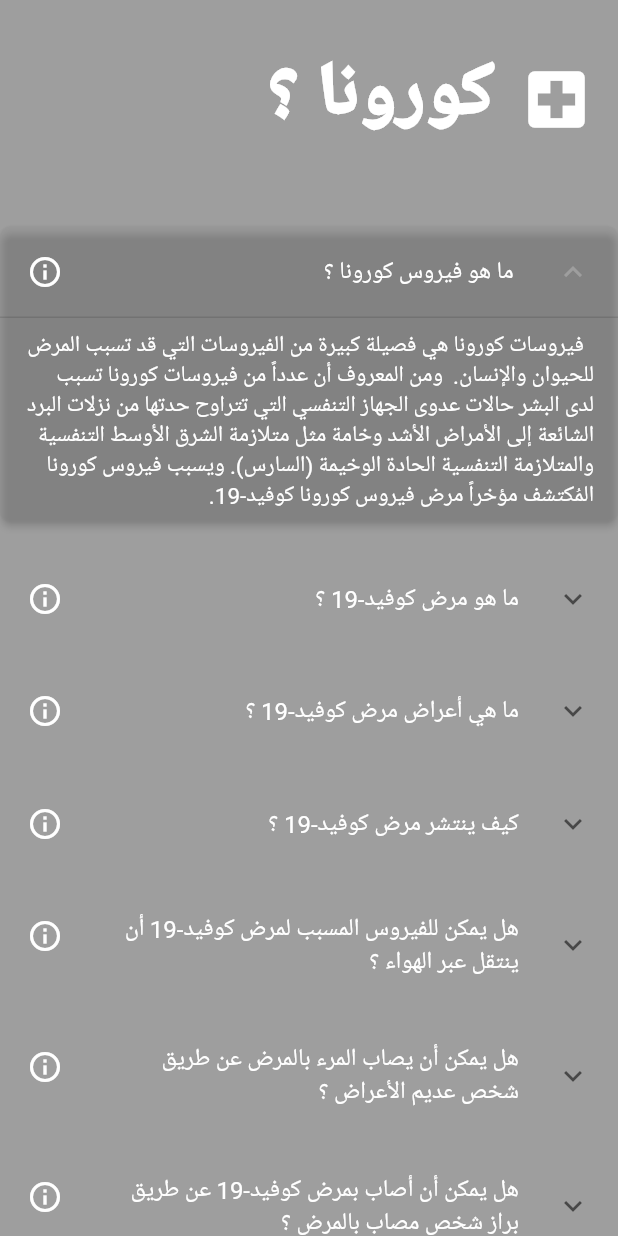
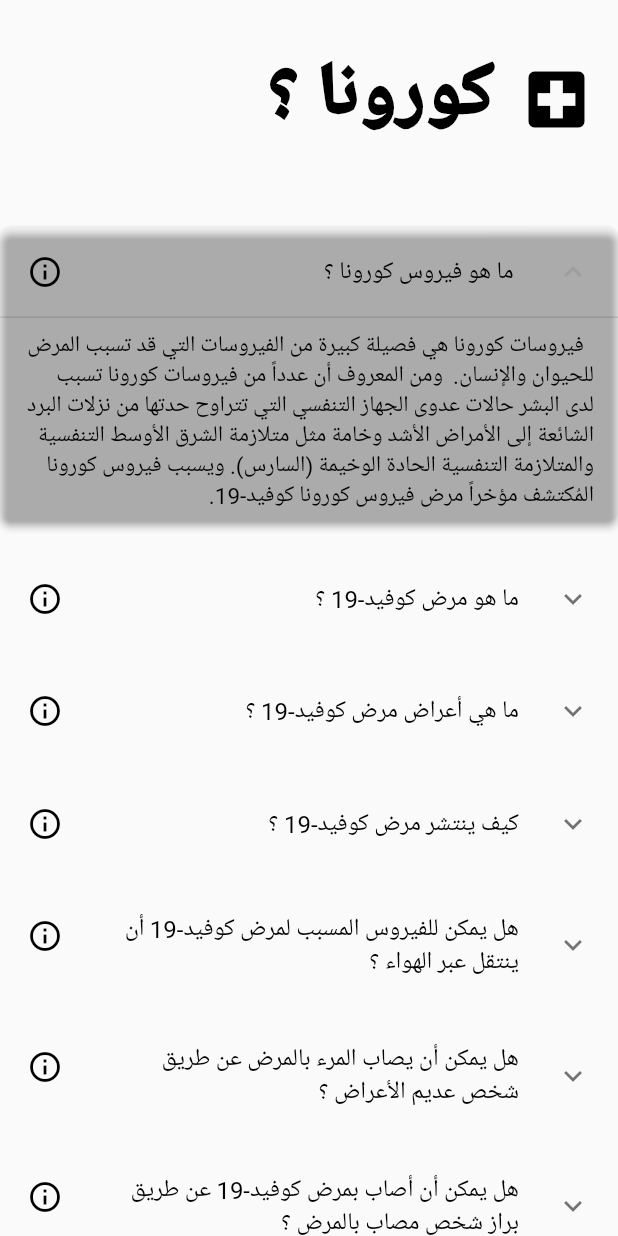
Before and after one commit to JoDeveloper/covid-19-sd, a Flutter app: the Questions screen opened directly, after a tap on "ما هو فيروس كورونا ؟", on a phone screen of 412 x 824 dp. Run offline on Flutter 3.47's test engine with Material 2 defaults, Android fonts, the phone set to English and light mode, and no system bars; drawn by our look-alikes of expansion_tile_card; our stand-ins replace carousel_slider, curved_navigation_bar, flutter_spinkit, flutter_vector_icons, google_fonts, pie_chart and 2 more; missing offline and left inert: responsive_screen, undraw; network calls fail; Roboto replaces fonts that are missing (Tajawal).

```diff
--- a/lib/main.dart
+++ b/lib/main.dart
@@ -108,9 +108,9 @@ class _MyHomePageState extends State<MyHomePage> {
             color: Colors.black,
           ),
         ],
-        color: Colors.white,
-        buttonBackgroundColor: Colors.white,
-        backgroundColor: Colors.grey,
+        color: Colors.transparent.withGreen(10),
+        buttonBackgroundColor: Colors.transparent.withGreen(10),
+        backgroundColor: Colors.transparent.withGreen(10),
         animationCurve: Curves.easeInOut,
         animationDuration: Duration(milliseconds: 400),
         onTap: (int index) {
--- a/lib/screens/questions.dart
+++ b/lib/screens/questions.dart
@@ -10,7 +10,7 @@ class Questions extends StatelessWidget {
       body: Stack(
         children: <Widget>[
           Container(
-            color: Colors.grey,
+            color: Colors.transparent,
           ),
           ListView.builder(
               itemCount: questions.length,
--- a/lib/utils/covidData.dart
+++ b/lib/utils/covidData.dart
@@ -27,7 +27,7 @@ var questions = [
       child: Text(
         "كورونا ؟",
         style: TextStyle(
-          color: Colors.white,
+          color: Colors.black,
           fontSize: 50.0,
           fontWeight: FontWeight.w900,
         ),
@@ -36,7 +36,7 @@ var questions = [
     trailing: Icon(
       Icons.local_hospital,
       size: 50.0,
-      color: Colors.white,
+      color: Colors.black,
     ),
   ),
   SizedBox(
--- a/lib/utils/expansion_card.dart
+++ b/lib/utils/expansion_card.dart
@@ -8,7 +8,7 @@ ExpansionTileCard getCard(String title, String description) {
     expandedColor: Colors.transparent,
     leading: Icon(
       Icons.info_outline,
-      color: Colors.white,
+      color: Colors.black,
     ),
     title: Directionality(
       textDirection: TextDirection.rtl,
@@ -16,7 +16,7 @@ ExpansionTileCard getCard(String title, String description) {
         padding: const EdgeInsets.all(8.0),
         child: Text(
           title,
-          style: TextStyle(color: Colors.white),
+          style: TextStyle(color: Colors.black),
         ),
       ),
     ),
@@ -36,7 +36,7 @@ ExpansionTileCard getCard(String title, String description) {
             textDirection: TextDirection.rtl,
             child: Text(
               """ $description""",
-              style: TextStyle(color: Colors.white,fontSize: 15.0),
+              style: TextStyle(color: Colors.black,fontSize: 15.0),
             ),
           ),
         ),
--- a/lib/utils/info_box.dart
+++ b/lib/utils/info_box.dart
@@ -62,6 +62,7 @@ class InfoBox extends StatelessWidget {
                               style: TextStyle(
                                 fontSize: 25,
                                 fontWeight: FontWeight.bold,
+                                color: Colors.white
                               ),
                               textAlign: TextAlign.center,
                             ),
```
Also changed, not shown: lib/screens/CasesScreen.dart (+17 -16 lines), lib/screens/help.dart (+13 -3 lines), lib/screens/home.dart (+4 -4 lines), 1 other file.
